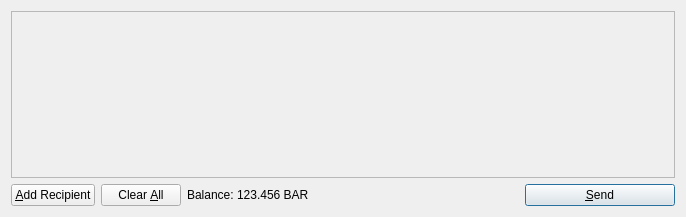
First picture: the form in src/qt/forms/sendcoinsdialog.ui, repository Olliecad1/Olliecoin, before the edit.
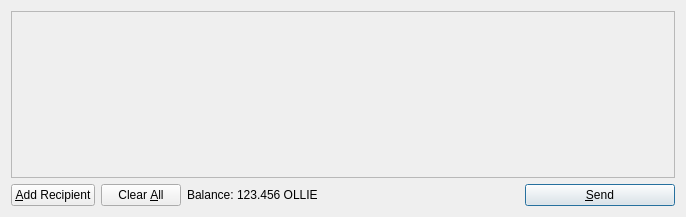
Second picture: the form after the edit. Icons and pictures are not drawn.

Patch:
```diff
--- a/src/qt/forms/sendcoinsdialog.ui
+++ b/src/qt/forms/sendcoinsdialog.ui
@@ -119,7 +119,7 @@
           <cursorShape>IBeamCursor</cursorShape>
          </property>
          <property name="text">
-          <string>123.456 BAR</string>
+          <string>123.456 OLLIE</string>
          </property>
          <property name="textInteractionFlags">
           <set>Qt::LinksAccessibleByMouse|Qt::TextSelectableByKeyboard|Qt::TextSelectableByMouse</set>
```
